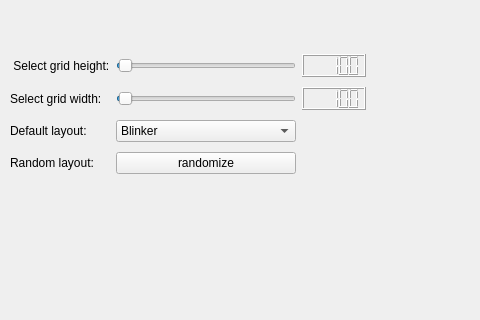
Old version of the form testiqtproj/dialog.ui in the repository kapteenimuttipolpa/game_of_life; both pictures show x 0 to 480 and y 0 to 320 of the 741 by 519 pixel window.
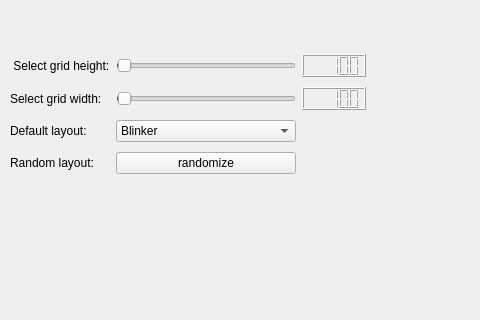
New version of the form.

The edit to the form file:
```diff
--- a/testiqtproj/dialog.ui
+++ b/testiqtproj/dialog.ui
@@ -62,7 +62,7 @@
        <number>3</number>
       </property>
       <property name="maximum">
-       <number>10000</number>
+       <number>20000</number>
       </property>
       <property name="value">
        <number>100</number>
@@ -92,7 +92,7 @@
        <number>3</number>
       </property>
       <property name="maximum">
-       <number>10000</number>
+       <number>20000</number>
       </property>
       <property name="value">
        <number>100</number>
```
